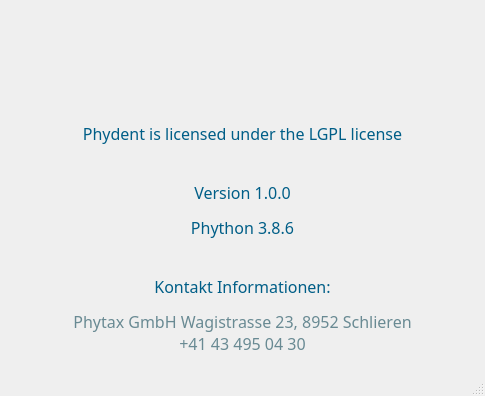
Old version of the form UI_Files/about.ui in the repository fabianjaeger1/Phydent-App.
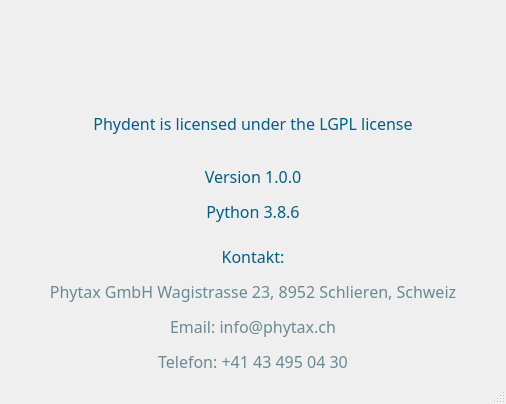
New version of the form. Icons and pictures are not drawn.

Patch:
```diff
--- a/UI_Files/about.ui
+++ b/UI_Files/about.ui
@@ -6,8 +6,8 @@
    <rect>
     <x>0</x>
     <y>0</y>
-    <width>485</width>
-    <height>396</height>
+    <width>506</width>
+    <height>404</height>
    </rect>
   </property>
   <property name="windowTitle">
@@ -63,7 +63,7 @@
        </font>
       </property>
       <property name="text">
-       <string>&lt;html&gt;&lt;head/&gt;&lt;body&gt;&lt;p&gt;&lt;span style=&quot; color:#005e87;&quot;&gt;Version 1.0.0&lt;/span&gt;&lt;/p&gt;&lt;p&gt;&lt;span style=&quot; color:#005e87;&quot;&gt;Phython 3.8.6&lt;/span&gt;&lt;/p&gt;&lt;/body&gt;&lt;/html&gt;</string>
+       <string>&lt;html&gt;&lt;head/&gt;&lt;body&gt;&lt;p&gt;&lt;span style=&quot; color:#005e87;&quot;&gt;Version 1.0.0&lt;/span&gt;&lt;/p&gt;&lt;p&gt;&lt;span style=&quot; color:#005e87;&quot;&gt;Python 3.8.6&lt;/span&gt;&lt;/p&gt;&lt;/body&gt;&lt;/html&gt;</string>
       </property>
       <property name="alignment">
        <set>Qt::AlignCenter</set>
@@ -81,7 +81,7 @@
        </font>
       </property>
       <property name="text">
-       <string>&lt;html&gt;&lt;head/&gt;&lt;body&gt;&lt;p align=&quot;center&quot;&gt;&lt;span style=&quot; color:#005e87;&quot;&gt;Kontakt Informationen:&lt;/span&gt;&lt;/p&gt;&lt;p align=&quot;center&quot;&gt;&lt;span style=&quot; color:#698a93;&quot;&gt;Phytax GmbH Wagistrasse 23, 8952 Schlieren&lt;/span&gt;&lt;br/&gt;&lt;span style=&quot; color:#698a93;&quot;&gt;+41 43 495 04 30&lt;/span&gt;&lt;/p&gt;&lt;/body&gt;&lt;/html&gt;</string>
+       <string>&lt;html&gt;&lt;head/&gt;&lt;body&gt;&lt;p align=&quot;center&quot;&gt;&lt;span style=&quot; color:#005e87;&quot;&gt;Kontakt:&lt;/span&gt;&lt;/p&gt;&lt;p align=&quot;center&quot;&gt;&lt;span style=&quot; color:#698a93;&quot;&gt;Phytax GmbH Wagistrasse 23, 8952 Schlieren, Schweiz&lt;/span&gt;&lt;/p&gt;&lt;p align=&quot;center&quot;&gt;&lt;span style=&quot; color:#698a93;&quot;&gt;Email: info@phytax.ch&lt;/span&gt;&lt;/p&gt;&lt;p align=&quot;center&quot;&gt;&lt;span style=&quot; color:#698a93;&quot;&gt;Telefon: +41 43 495 04 30&lt;/span&gt;&lt;/p&gt;&lt;/body&gt;&lt;/html&gt;</string>
       </property>
       <property name="alignment">
        <set>Qt::AlignCenter</set>
```
